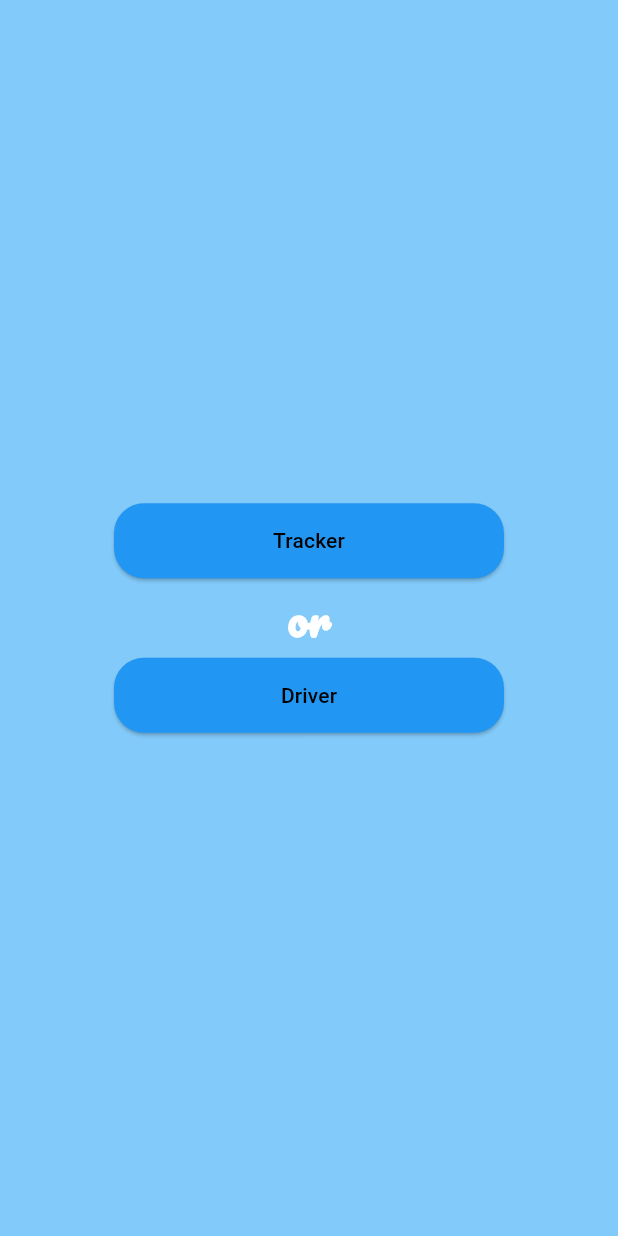
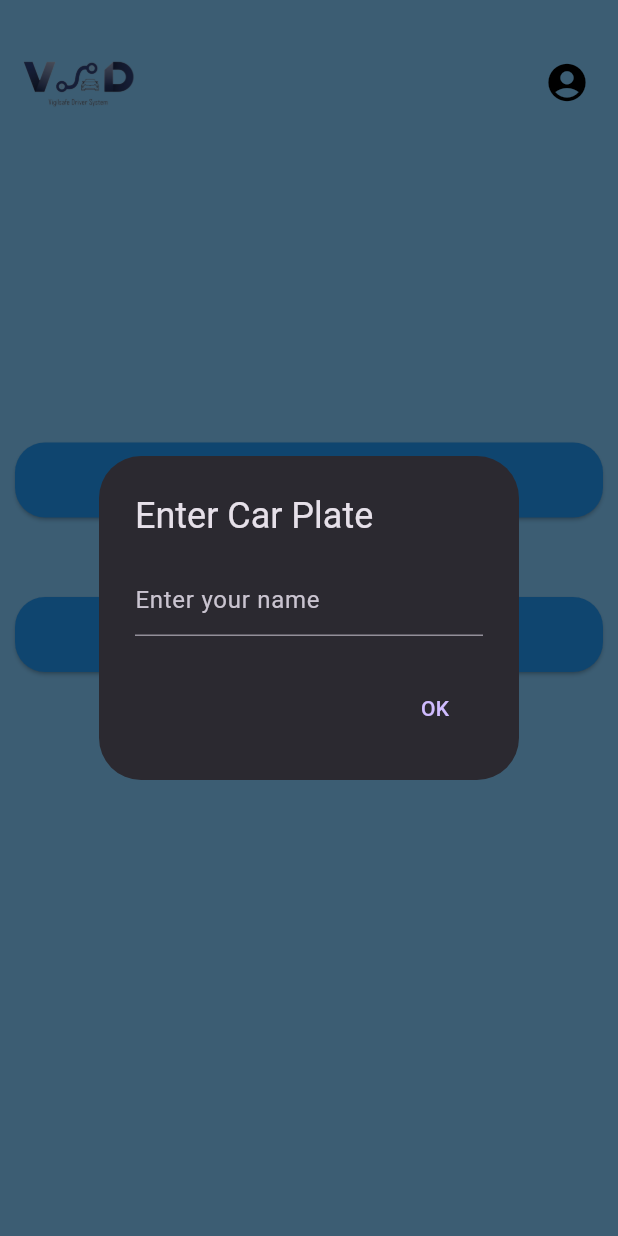
Before and after one commit to IslamAboElqasem/VSD, a Flutter app: the TrackerOrDriverView screen opened directly, after a tap on "Driver", on a phone screen of 412 x 824 dp. Run offline on Flutter 3.47's test engine with Material 3 defaults, Android fonts, the phone set to English and light mode, and no system bars; our stand-ins replace cloud_firestore, firebase_auth, firebase_core, flutter_bloc; accounts and stored records are empty.

Commit message:
Refactor sign-in page UI and add constant file - Added a constant file to store commonly used variables such as primary color and logo asset path. - Implemented an alert dialog to prompt the user to enter their car plate when signing in as a driver.

```diff
--- a/vigilsafedriversystem/lib/Features/Sign_In/presentation/views/widgets/tracker_or_driver.dart
+++ b/vigilsafedriversystem/lib/Features/Sign_In/presentation/views/widgets/tracker_or_driver.dart
@@ -1,4 +1,5 @@
 import 'package:flutter/material.dart';
+import 'package:vigilsafedriversystem/constant.dart';
 
 class TrackerOrDriverView extends StatelessWidget {
   const TrackerOrDriverView({super.key});
@@ -6,12 +7,33 @@ class TrackerOrDriverView extends StatelessWidget {
   @override
   Widget build(BuildContext context) {
     return Scaffold(
-      body: Center(
+        body: Padding(
+      padding: const EdgeInsets.symmetric(horizontal: 10, vertical: 15),
       child: Column(
-          mainAxisAlignment: MainAxisAlignment.center,
+        crossAxisAlignment: CrossAxisAlignment.start,
         children: [
+          Row(
+            children: [
+              Image.asset(
+                logo,
+                height: 80,
+              ),
+              const Spacer(),
+              IconButton(
+                onPressed: () {},
+                icon: const Icon(
+                  Icons.account_circle_rounded,
+                  color: Colors.black,
+                  size: 30,
+                ),
+              )
+            ],
+          ),
+          const SizedBox(
+            height: 200,
+          ),
           SizedBox(
-              width: 260,
+            width: double.infinity,
             height: 50,
             child: ElevatedButton(
               onPressed: () {},
@@ -24,7 +46,8 @@ class TrackerOrDriverView extends StatelessWidget {
             ),
           ),
           const SizedBox(height: 5),
-            const Text('or',
+          const Text('                    or',
+              textAlign: TextAlign.center,
               style: TextStyle(
                   fontFamily: 'pacifico',
                   fontSize: 30,
@@ -32,10 +55,12 @@ class TrackerOrDriverView extends StatelessWidget {
                   fontWeight: FontWeight.bold)),
           const SizedBox(height: 5),
           SizedBox(
-              width: 260,
+            width: double.infinity,
             height: 50,
             child: ElevatedButton(
-                onPressed: () {},
+              onPressed: () {
+                _showAlertDialog(context);
+              },
               style: ElevatedButton.styleFrom(
                 foregroundColor: Colors.black,
                 backgroundColor: Colors.blue,
@@ -47,7 +72,29 @@ class TrackerOrDriverView extends StatelessWidget {
           ),
         ],
       ),
+    ));
+  }
+}
+
+void _showAlertDialog(BuildContext context) {
+  TextEditingController textFieldController = TextEditingController();
+
+  showDialog(
+    context: context,
+    builder: (BuildContext context) {
+      return AlertDialog(
+        title: const Text('Enter Car Plate'),
+        content: TextField(
+          controller: textFieldController,
+          decoration: const InputDecoration(hintText: "Enter your name"),
         ),
+        actions: <Widget>[
+          TextButton(
+            child: const Text('OK'),
+            onPressed: () {},
+          ),
+        ],
+      );
+    },
   );
 }
-}
--- /dev/null
+++ b/vigilsafedriversystem/lib/constant.dart
@@ -0,0 +1,4 @@
+import 'package:flutter/material.dart';
+
+const kprimaryColor = Color(0xFF82CAFA);
+const logo = 'assets/logo.png';
--- a/vigilsafedriversystem/lib/main.dart
+++ b/vigilsafedriversystem/lib/main.dart
@@ -2,6 +2,7 @@ import 'package:firebase_core/firebase_core.dart';
 import 'package:flutter/material.dart';
 import 'package:flutter_bloc/flutter_bloc.dart';
 import 'package:vigilsafedriversystem/Features/Sign_Up/presentation/view_model/sign_up_cubit/sign_up_cubit.dart';
+import 'package:vigilsafedriversystem/constant.dart';
 import 'package:vigilsafedriversystem/firebase_options.dart';
 
 import 'Features/Splash/presentation/views/splash_view.dart';
@@ -28,9 +29,8 @@ class MyApp extends StatelessWidget {
       child: MaterialApp(
           debugShowCheckedModeBanner: false,
           title: 'Flutter Demo',
-          theme: ThemeData.dark().copyWith(
-            scaffoldBackgroundColor: const Color(0xFF82CAFA),
-          ),
+          theme:
+              ThemeData.dark().copyWith(scaffoldBackgroundColor: kprimaryColor),
           home: const SplashView()),
     );
   }
```
Lines whose indentation alone changed are shown as unchanged.
